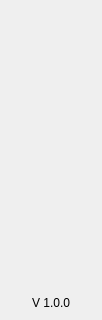
Before: the Qt Designer form src/qt/pivx/forms/navmenuwidget.ui in altecoin-altc/ZNZ, drawn with Qt 5; both pictures show x 0 to 102 and y 466 to 786 of the 102 by 786 pixel window.
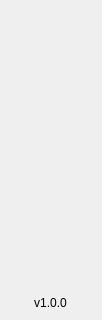
After: the same form once the commit is applied.

Diff of the .ui file:
```diff
--- a/src/qt/pivx/forms/navmenuwidget.ui
+++ b/src/qt/pivx/forms/navmenuwidget.ui
@@ -359,11 +359,14 @@
          </size>
         </property>
         <property name="text">
-         <string>V 1.0.0</string>
+         <string>v1.0.0</string>
         </property>
         <property name="alignment">
          <set>Qt::AlignBottom|Qt::AlignHCenter</set>
         </property>
+        <property name="wordWrap">
+         <bool>true</bool>
+        </property>
        </widget>
       </item>
      </layout>
```
